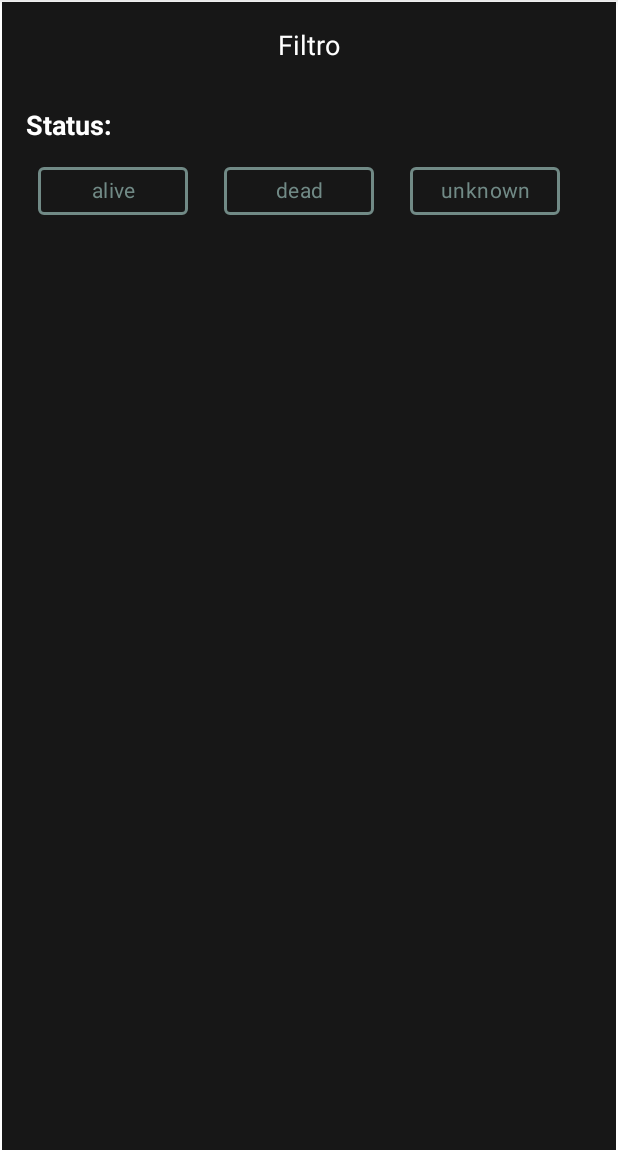
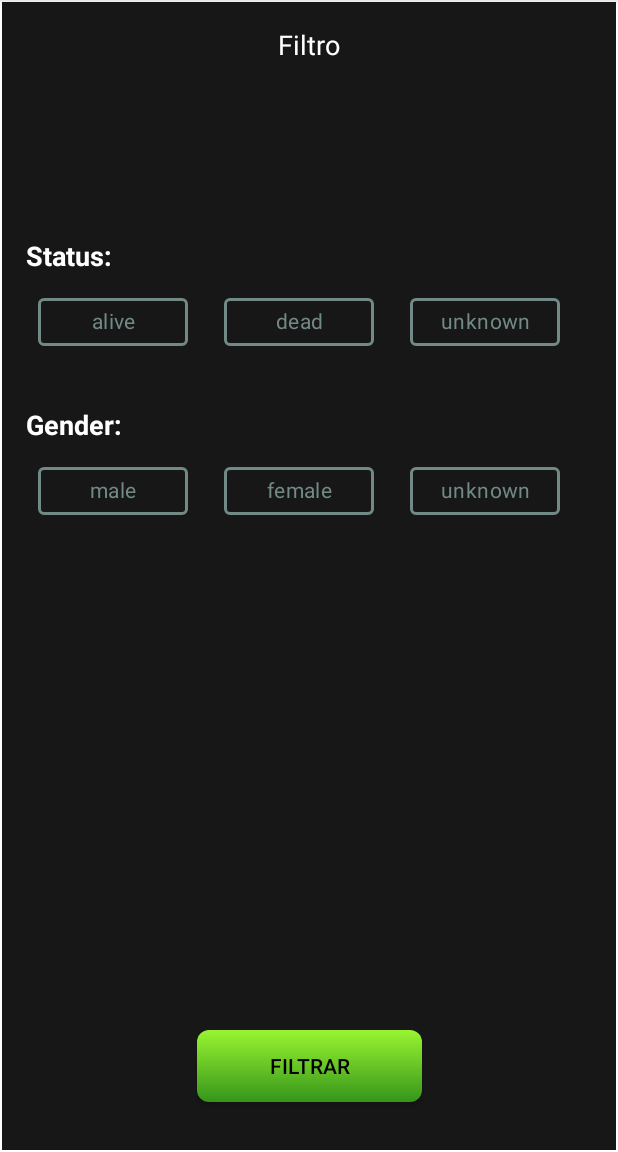
Before and after one commit to DeniseLeandroDeCastro/desafio-ricky-and-morty, an Android app: the FilterFragment screen opened through its navigation route, on a phone screen of 412 x 824 dp, the part 84-1236 px from its top. Run offline under Robolectric (Android 15) with nearby library versions, the phone set to English and light mode, and no system bars.

Commit message:
[FEATURE-ANDROID][API-RICK-MORTY] - Adiciona o botão de filtrar e altera a cor do background

```diff
--- a/app/src/main/res/drawable/background_button.xml
+++ b/app/src/main/res/drawable/background_button.xml
@@ -2,7 +2,7 @@
 <shape xmlns:android="http://schemas.android.com/apk/res/android">
 
     <gradient
-        android:startColor="@color/greenRickMorty"
+        android:startColor="@color/green_light"
         android:endColor="@color/green_dark"
         android:angle="270"
         android:type="linear"/>
--- a/app/src/main/res/layout/fragment_filter.xml
+++ b/app/src/main/res/layout/fragment_filter.xml
@@ -24,6 +24,7 @@
         android:layout_width="wrap_content"
         android:layout_height="wrap_content"
         android:layout_marginStart="16dp"
+        android:layout_marginTop="100dp"
         android:layout_marginEnd="16dp"
         android:orientation="vertical"
         app:layout_constraintBottom_toBottomOf="parent"
@@ -31,7 +32,7 @@
         app:layout_constraintHorizontal_bias="0.0"
         app:layout_constraintStart_toStartOf="parent"
         app:layout_constraintTop_toBottomOf="@+id/textView3"
-        app:layout_constraintVertical_bias="0.01999998">
+        app:layout_constraintVertical_bias="0.0">
 
         <TextView
             android:layout_width="wrap_content"
@@ -49,34 +50,97 @@
 
             <com.google.android.material.chip.Chip
                 android:id="@+id/chip_alive"
+                style="@style/ChipStyle"
                 android:layout_width="100dp"
                 android:layout_height="wrap_content"
                 android:layout_marginStart="8dp"
                 android:layout_marginEnd="8dp"
-                style="@style/ChipStyle"
-                android:textAlignment="center"
-                android:text="@string/txt_alive"/>
+                android:text="@string/txt_alive"
+                android:textAlignment="center" />
 
             <com.google.android.material.chip.Chip
                 android:id="@+id/chip_dead"
+                style="@style/ChipStyle"
                 android:layout_width="100dp"
                 android:layout_height="wrap_content"
                 android:layout_marginStart="8dp"
                 android:layout_marginEnd="8dp"
-                style="@style/ChipStyle"
-                android:textAlignment="center"
-                android:text="@string/txt_dead"/>
+                android:text="@string/txt_dead"
+                android:textAlignment="center" />
 
             <com.google.android.material.chip.Chip
-                android:id="@+id/chip_unknown"
+                android:id="@+id/chip_status_unknown"
+                style="@style/ChipStyle"
                 android:layout_width="100dp"
                 android:layout_height="wrap_content"
                 android:layout_marginStart="8dp"
                 android:layout_marginEnd="8dp"
+                android:text="@string/txt_unknown"
+                android:textAlignment="center" />
+        </com.google.android.material.chip.ChipGroup>
+
+        <TextView
+            android:layout_width="wrap_content"
+            android:layout_height="wrap_content"
+            android:layout_marginTop="32dp"
+            android:text="@string/gender"
+            android:textSize="18sp"
+            android:textStyle="bold" />
+
+        <com.google.android.material.chip.ChipGroup
+            android:id="@+id/chipgroup_gender"
+            android:layout_width="wrap_content"
+            android:layout_height="wrap_content"
+            android:layout_marginTop="8dp"
+            app:singleSelection="true">
+
+            <com.google.android.material.chip.Chip
+                android:id="@+id/chip_male"
                 style="@style/ChipStyle"
-                android:textAlignment="center"
-                android:text="@string/txt_unknown"/>
+                android:layout_width="100dp"
+                android:layout_height="wrap_content"
+                android:layout_marginStart="8dp"
+                android:layout_marginEnd="8dp"
+                android:text="@string/txt_male"
+                android:textAlignment="center" />
 
+            <com.google.android.material.chip.Chip
+                android:id="@+id/chip_female"
+                style="@style/ChipStyle"
+                android:layout_width="100dp"
+                android:layout_height="wrap_content"
+                android:layout_marginStart="8dp"
+                android:layout_marginEnd="8dp"
+                android:text="@string/txt_female"
+                android:textAlignment="center" />
+
+            <com.google.android.material.chip.Chip
+                android:id="@+id/chip_gender_unknown"
+                style="@style/ChipStyle"
+                android:layout_width="100dp"
+                android:layout_height="wrap_content"
+                android:layout_marginStart="8dp"
+                android:layout_marginEnd="8dp"
+                android:text="@string/txt_unknown"
+                android:textAlignment="center" />
         </com.google.android.material.chip.ChipGroup>
+
     </LinearLayout>
+
+    <androidx.appcompat.widget.AppCompatButton
+        android:id="@+id/btn_apply_filter"
+        android:layout_width="150dp"
+        android:layout_height="wrap_content"
+        android:background="@drawable/background_button"
+        android:text="@string/btn_filter"
+        android:textColor="@color/black"
+        android:layout_marginBottom="32dp"
+        android:layout_marginStart="16dp"
+        android:layout_marginEnd="16dp"
+        android:layout_marginTop="16dp"
+        app:layout_constraintBottom_toBottomOf="parent"
+        app:layout_constraintEnd_toEndOf="parent"
+        app:layout_constraintStart_toStartOf="parent"
+        app:layout_constraintTop_toBottomOf="@+id/linearLayout2"
+        app:layout_constraintVertical_bias="1.0" />
 </androidx.constraintlayout.widget.ConstraintLayout>
```
